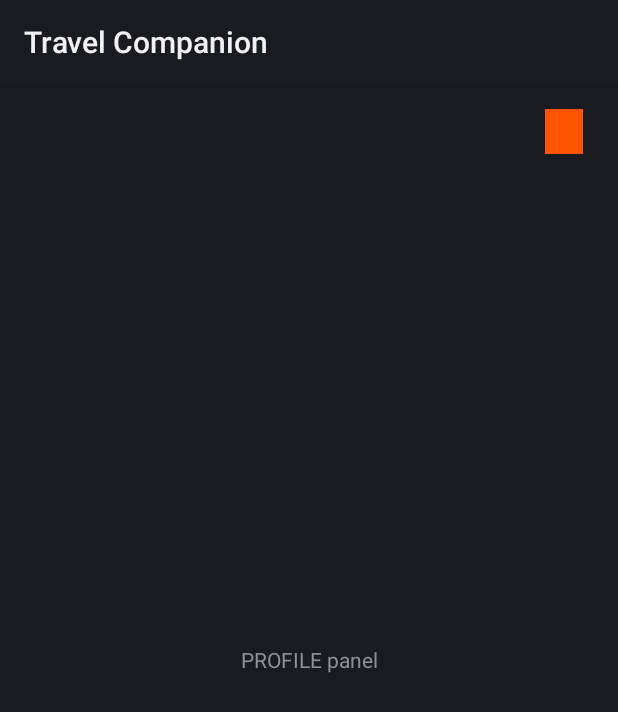
After one commit to GaurabSubedi7/travel_companion, an Android app: the fragment ProfileFragment shown on its own in the app's theme, on a phone screen of 412 x 824 dp. The commit adds this screen. Shown: the top 712 px of the screen. Run offline under Robolectric (Android 15) with nearby library versions, the phone set to English and light mode, and no system bars; our stand-ins replace Firebase (no records; nobody signed in at launch, a user with empty details on screens opened directly).

Commit message:
fragments created for all navigation items

```diff
--- a/app/build.gradle
+++ b/app/build.gradle
@@ -41,6 +41,7 @@ dependencies {
     implementation 'androidx.constraintlayout:constraintlayout:2.0.4'
     implementation 'org.jetbrains:annotations:15.0'
     implementation 'org.jetbrains:annotations:15.0'
+    implementation 'androidx.legacy:legacy-support-v4:1.0.0'
     testImplementation 'junit:junit:4.13.2'
     androidTestImplementation 'androidx.test.ext:junit:1.1.2'
     androidTestImplementation 'androidx.test.espresso:espresso-core:3.3.0'
--- /dev/null
+++ b/app/src/main/java/com/example/myapplication/Fragments/ProfileFragment.java
@@ -0,0 +1,44 @@
+package com.example.myapplication.Fragments;
+
+import android.content.Intent;
+import android.os.Bundle;
+import androidx.fragment.app.Fragment;
+import android.view.LayoutInflater;
+import android.view.View;
+import android.view.ViewGroup;
+import android.widget.TextView;
+import com.example.myapplication.LoginActivity;
+import com.example.myapplication.R;
+
+import com.google.firebase.auth.FirebaseAuth;
+
+
+public class ProfileFragment extends Fragment {
+
+
+    public ProfileFragment() {
+        // Required empty public constructor
+    }
+    //so many unnecessary things are given while creating fragments so removed it
+    //variables are declared here in fragment
+    FirebaseAuth auth = FirebaseAuth.getInstance();
+    TextView logout;
+    @Override
+    public View onCreateView(LayoutInflater inflater, ViewGroup container,
+                             Bundle savedInstanceState) {
+        // Inflate the layout for this fragment
+
+        View view = inflater.inflate(R.layout.fragment_profile, container, false);
+        logout = view.findViewById(R.id.logout);
+        logout.setOnClickListener(new View.OnClickListener() {
+            @Override
+            public void onClick(View v) {
+                auth.signOut();
+                Intent intent = new Intent(getContext(), LoginActivity.class);
+                startActivity(intent);
+
+            }
+        });
+        return view;
+    }
+}
--- /dev/null
+++ b/app/src/main/res/drawable/ic_logout.xml
@@ -0,0 +1,5 @@
+<vector android:height="24dp" android:viewportHeight="471.2"
+    android:viewportWidth="471.2" android:width="24dp" xmlns:android="http://schemas.android.com/apk/res/android">
+    <path android:fillColor="#FF000000" android:pathData="M227.619,444.2h-122.9c-33.4,0 -60.5,-27.2 -60.5,-60.5V87.5c0,-33.4 27.2,-60.5 60.5,-60.5h124.9c7.5,0 13.5,-6 13.5,-13.5s-6,-13.5 -13.5,-13.5h-124.9c-48.3,0 -87.5,39.3 -87.5,87.5v296.2c0,48.3 39.3,87.5 87.5,87.5h122.9c7.5,0 13.5,-6 13.5,-13.5S235.019,444.2 227.619,444.2z"/>
+    <path android:fillColor="#FF000000" android:pathData="M450.019,226.1l-85.8,-85.8c-5.3,-5.3 -13.8,-5.3 -19.1,0c-5.3,5.3 -5.3,13.8 0,19.1l62.8,62.8h-273.9c-7.5,0 -13.5,6 -13.5,13.5s6,13.5 13.5,13.5h273.9l-62.8,62.8c-5.3,5.3 -5.3,13.8 0,19.1c2.6,2.6 6.1,4 9.5,4s6.9,-1.3 9.5,-4l85.8,-85.8C455.319,239.9 455.319,231.3 450.019,226.1z"/>
+</vector>
--- /dev/null
+++ b/app/src/main/res/layout/fragment_profile.xml
@@ -0,0 +1,38 @@
+<?xml version="1.0" encoding="utf-8"?>
+<androidx.constraintlayout.widget.ConstraintLayout xmlns:android="http://schemas.android.com/apk/res/android"
+    xmlns:app="http://schemas.android.com/apk/res-auto"
+    xmlns:tools="http://schemas.android.com/tools"
+    android:layout_width="match_parent"
+    android:layout_height="match_parent"
+    tools:context=".Fragments.ProfileFragment">
+
+    <!-- TODO: Update blank fragment layout
+    profile photo golo
+    tesko post
+    -->
+
+    <TextView
+        android:id="@+id/textView"
+        android:layout_width="match_parent"
+        android:layout_height="match_parent"
+        android:gravity="center"
+        android:text="PROFILE panel" />
+
+    <TextView
+        android:id="@+id/logout"
+        android:layout_width="25dp"
+        android:layout_height="30dp"
+        android:background="@color/colorPrimary"
+        android:fontFamily="@font/amarante"
+        android:gravity="bottom"
+        android:textSize="34sp"
+        app:drawableRightCompat="@drawable/ic_logout"
+        app:layout_constraintBottom_toBottomOf="parent"
+        app:layout_constraintEnd_toEndOf="parent"
+        app:layout_constraintHorizontal_bias="0.94"
+        app:layout_constraintStart_toStartOf="parent"
+        app:layout_constraintTop_toTopOf="@+id/textView"
+        app:layout_constraintVertical_bias="0.023"
+        app:menu="@menu/navigation_item" />
+
+</androidx.constraintlayout.widget.ConstraintLayout>
--- a/app/src/main/res/values/strings.xml
+++ b/app/src/main/res/values/strings.xml
@@ -1,3 +1,5 @@
 <resources>
     <string name="app_name">Travel Companion</string>
+    <!-- TODO: Remove or change this placeholder text -->
+    <string name="hello_blank_fragment">Hello blank fragment</string>
 </resources>
```
Also changed, not shown: app/src/main/java/com/example/myapplication/DashboardActivity.java (+42 -9 lines), app/src/main/java/com/example/myapplication/Fragments/BudgetFragment.java (added, +66 -0 lines), app/src/main/java/com/example/myapplication/Fragments/HomeFragment.java (added, +66 -0 lines), app/src/main/java/com/example/myapplication/Fragments/MapFragment.java (added, +66 -0 lines), app/src/main/res/layout/activity_dashboard.xml (+18 -20 lines), app/src/main/res/layout/fragment_budget.xml (added, +18 -0 lines), app/src/main/res/layout/fragment_home.xml (added, +21 -0 lines), app/src/main/res/layout/fragment_map.xml (added, +15 -0 lines).
